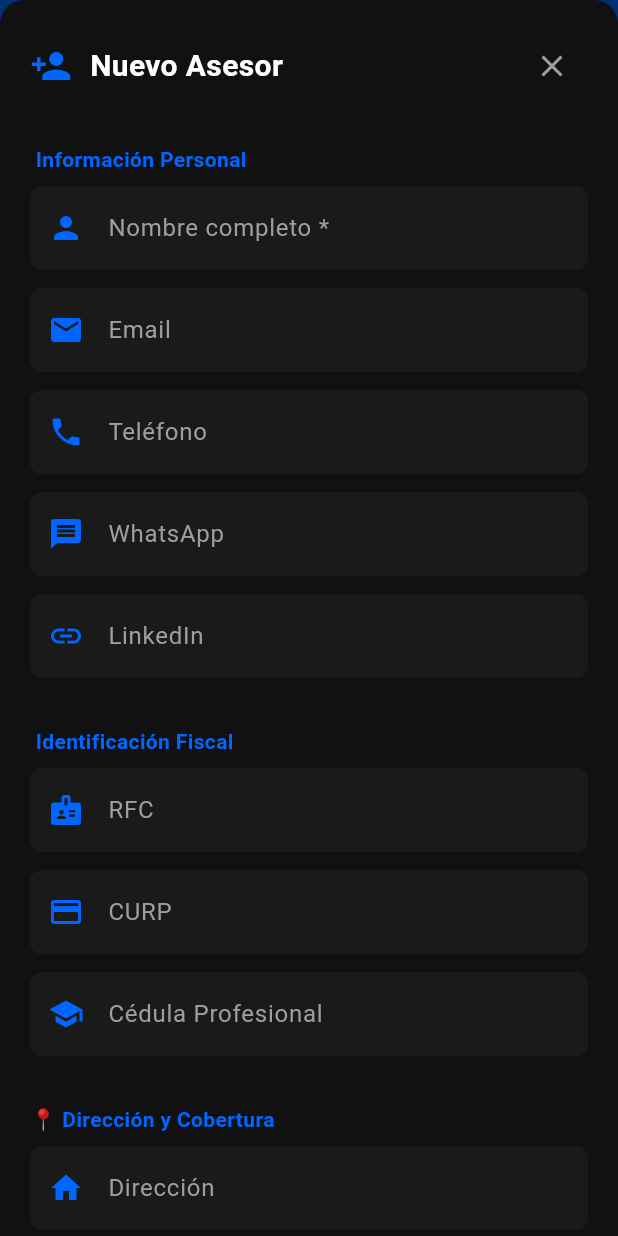
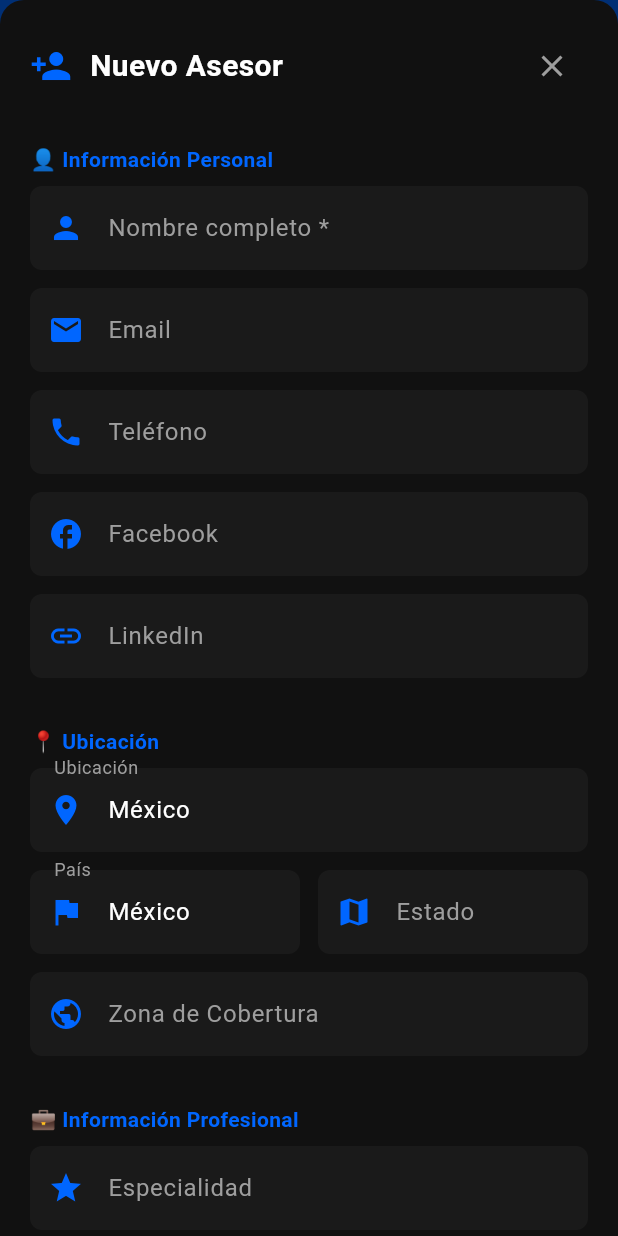
Before and after one commit to williansrealestate-ops/crm-inmobiliario, a Flutter app: the AsesoresScreen screen opened directly, after a tap on the "add" icon, on a phone screen of 412 x 824 dp. Run offline on Flutter 3.47's test engine with Material 3 defaults, Android fonts, the phone set to English and light mode, and no system bars; our stand-ins replace cloud_firestore, file_picker, firebase_core, fl_chart, flutter_map, google_maps_flutter and 7 more; missing offline and left inert: dart:html, dart:indexed_db; accounts and stored records are empty; statements that could not run were skipped.

Commit message:
build: regenerar build web con formulario de asesores actualizado

```diff
--- a/lib/screens/extras/asesores_screen.dart
+++ b/lib/screens/extras/asesores_screen.dart
@@ -92,15 +92,13 @@ class _AsesoresScreenState extends State<AsesoresScreen> {
     final nombreCtrl = TextEditingController(text: asesor?['nombre'] ?? '');
     final emailCtrl = TextEditingController(text: asesor?['email'] ?? '');
     final telefonoCtrl = TextEditingController(text: asesor?['telefono'] ?? '');
-    final rfcCtrl = TextEditingController(text: asesor?['rfc'] ?? '');
-    final curpCtrl = TextEditingController(text: asesor?['curp'] ?? '');
-    final direccionCtrl = TextEditingController(text: asesor?['direccion'] ?? '');
+    final facebookCtrl = TextEditingController(text: asesor?['facebook'] ?? '');
+    final linkedinCtrl = TextEditingController(text: asesor?['linkedin'] ?? '');
+    final paisCtrl = TextEditingController(text: asesor?['pais'] ?? 'México');
+    final estadoCtrl = TextEditingController(text: asesor?['estado'] ?? '');
     final zonaCoberturaCtrl = TextEditingController(text: asesor?['zona_cobertura'] ?? '');
     final especialidadCtrl = TextEditingController(text: asesor?['especialidad'] ?? '');
     final comisionCtrl = TextEditingController(text: asesor?['comision']?.toString() ?? '5');
-    final cedulaCtrl = TextEditingController(text: asesor?['cedula_profesional'] ?? '');
-    final linkedinCtrl = TextEditingController(text: asesor?['linkedin'] ?? '');
-    final whatsappCtrl = TextEditingController(text: asesor?['whatsapp'] ?? '');
     final fechaIngresoCtrl = TextEditingController(text: asesor?['fecha_ingreso'] ?? '');
     final notasCtrl = TextEditingController(text: asesor?['notas'] ?? '');
     bool activo = asesor?['activo'] ?? true;
@@ -128,31 +126,91 @@ class _AsesoresScreenState extends State<AsesoresScreen> {
                 const SizedBox(height: 20),
 
                 // Sección: Información Personal
-                _buildSeccion(' Información Personal'),
+                _buildSeccion('👤 Información Personal'),
                 _buildCampo('Nombre completo *', nombreCtrl, icon: Icons.person),
                 _buildCampo('Email', emailCtrl, icon: Icons.email, tipo: TextInputType.emailAddress),
                 _buildCampo('Teléfono', telefonoCtrl, icon: Icons.phone, tipo: TextInputType.phone),
-                _buildCampo('WhatsApp', whatsappCtrl, icon: Icons.message, tipo: TextInputType.phone),
+                _buildCampo('Facebook', facebookCtrl, icon: Icons.facebook),
                 _buildCampo('LinkedIn', linkedinCtrl, icon: Icons.link),
 
                 const SizedBox(height: 12),
-                _buildSeccion(' Identificación Fiscal'),
-                _buildCampo('RFC', rfcCtrl, icon: Icons.badge),
-                _buildCampo('CURP', curpCtrl, icon: Icons.credit_card),
-                _buildCampo('Cédula Profesional', cedulaCtrl, icon: Icons.school),
+                // Sección: Ubicación
+                _buildSeccion('📍 Ubicación'),
+                _buildCampo('Ubicación', paisCtrl, icon: Icons.location_on),
+                Row(children: [
+                  Expanded(child: _buildCampo('País', paisCtrl, icon: Icons.flag)),
+                  const SizedBox(width: 12),
+                  Expanded(child: _buildCampo('Estado', estadoCtrl, icon: Icons.map)),
+                ]),
+                _buildCampo('Zona de Cobertura', zonaCoberturaCtrl, icon: Icons.public),
 
                 const SizedBox(height: 12),
-                _buildSeccion('📍 Dirección y Cobertura'),
-                _buildCampo('Dirección', direccionCtrl, icon: Icons.home),
-                _buildCampo('Zona de Cobertura', zonaCoberturaCtrl, icon: Icons.map),
-
-                const SizedBox(height: 12),
+                // Sección: Información Profesional
                 _buildSeccion('💼 Información Profesional'),
                 _buildCampo('Especialidad', especialidadCtrl, icon: Icons.star),
                 _buildCampo('Comisión (%)', comisionCtrl, icon: Icons.percent, tipo: TextInputType.number),
-                _buildCampo('Fecha de Ingreso', fechaIngresoCtrl, icon: Icons.calendar_today),
+
+                // Campo de Fecha con calendario
+                Padding(
+                  padding: const EdgeInsets.only(bottom: 12),
+                  child: InkWell(
+                    onTap: () async {
+                      final fecha = await showDatePicker(
+                        context: ctx,
+                        initialDate: fechaIngresoCtrl.text.isNotEmpty ? DateTime.tryParse(fechaIngresoCtrl.text) ?? DateTime.now() : DateTime.now(),
+                        firstDate: DateTime(2000),
+                        lastDate: DateTime(2030),
+                        builder: (context, child) {
+                          return Theme(
+                            data: Theme.of(context).copyWith(
+                              colorScheme: const ColorScheme.dark(
+                                primary: Color(0xFF0066FF),
+                                onPrimary: Colors.white,
+                                onSurface: Colors.white,
+                              ),
+                              dialogBackgroundColor: const Color(0xFF1A1A1A),
+                            ),
+                            child: child!,
+                          );
+                        },
+                      );
+                      if (fecha != null) {
+                        setSheetState(() {
+                          fechaIngresoCtrl.text = '${fecha.year}-${fecha.month.toString().padLeft(2, '0')}-${fecha.day.toString().padLeft(2, '0')}';
+                        });
+                      }
+                    },
+                    child: Container(
+                      padding: const EdgeInsets.symmetric(horizontal: 12, vertical: 16),
+                      decoration: BoxDecoration(
+                        color: const Color(0xFF1A1A1A),
+                        borderRadius: BorderRadius.circular(8),
+                      ),
+                      child: Row(
+                        children: [
+                          const Icon(Icons.calendar_today, color: Color(0xFF0066FF), size: 20),
+                          const SizedBox(width: 12),
+                          Expanded(
+                            child: Column(
+                              crossAxisAlignment: CrossAxisAlignment.start,
+                              children: [
+                                const Text('Fecha de Ingreso', style: TextStyle(color: Colors.grey, fontSize: 12)),
+                                Text(
+                                  fechaIngresoCtrl.text.isNotEmpty ? fechaIngresoCtrl.text : 'Seleccionar fecha',
+                                  style: TextStyle(color: fechaIngresoCtrl.text.isNotEmpty ? Colors.white : Colors.grey, fontSize: 14),
+                                ),
+                              ],
+                            ),
+                          ),
+                          const Icon(Icons.arrow_drop_down, color: Colors.grey),
+                        ],
+                      ),
+                    ),
+                  ),
+                ),
 
                 const SizedBox(height: 12),
+                // Sección: Estado y Notas
                 _buildSeccion('📝 Estado y Notas'),
                 SwitchListTile(
                   contentPadding: EdgeInsets.zero,
@@ -169,7 +227,7 @@ class _AsesoresScreenState extends State<AsesoresScreen> {
                   width: double.infinity,
                   height: 50,
                   child: ElevatedButton.icon(
-                    onPressed: () => _guardarAsesor(ctx, nombreCtrl, emailCtrl, telefonoCtrl, rfcCtrl, curpCtrl, direccionCtrl, zonaCoberturaCtrl, especialidadCtrl, comisionCtrl, cedulaCtrl, linkedinCtrl, whatsappCtrl, fechaIngresoCtrl, notasCtrl, activo, docId),
+                    onPressed: () => _guardarAsesor(ctx, nombreCtrl, emailCtrl, telefonoCtrl, facebookCtrl, linkedinCtrl, paisCtrl, estadoCtrl, zonaCoberturaCtrl, especialidadCtrl, comisionCtrl, fechaIngresoCtrl, notasCtrl, activo, docId),
                     icon: const Icon(Icons.save, color: Colors.white),
                     label: Text(asesor == null ? 'Crear Asesor' : 'Guardar Cambios', style: const TextStyle(color: Colors.white, fontSize: 16, fontWeight: FontWeight.bold)),
                     style: ElevatedButton.styleFrom(backgroundColor: const Color(0xFF0066FF), shape: RoundedRectangleBorder(borderRadius: BorderRadius.circular(8))),
@@ -202,7 +260,7 @@ class _AsesoresScreenState extends State<AsesoresScreen> {
     return Padding(padding: const EdgeInsets.only(bottom: 12), child: TextField(controller: ctrl, maxLines: 4, style: const TextStyle(color: Colors.white), decoration: InputDecoration(labelText: label, labelStyle: const TextStyle(color: Colors.grey), prefixIcon: const Icon(Icons.notes, color: Color(0xFF0066FF)), filled: true, fillColor: const Color(0xFF1A1A1A), border: OutlineInputBorder(borderRadius: BorderRadius.circular(8), borderSide: BorderSide.none))));
   }
 
-  Future<void> _guardarAsesor(BuildContext ctx, TextEditingController nombre, TextEditingController email, TextEditingController telefono, TextEditingController rfc, TextEditingController curp, TextEditingController direccion, TextEditingController zonaCobertura, TextEditingController especialidad, TextEditingController comision, TextEditingController cedula, TextEditingController linkedin, TextEditingController whatsapp, TextEditingController fechaIngreso, TextEditingController notas, bool activo, String? docId) async {
+  Future<void> _guardarAsesor(BuildContext ctx, TextEditingController nombre, TextEditingController email, TextEditingController telefono, TextEditingController facebook, TextEditingController linkedin, TextEditingController pais, TextEditingController estado, TextEditingController zonaCobertura, TextEditingController especialidad, TextEditingController comision, TextEditingController fechaIngreso, TextEditingController notas, bool activo, String? docId) async {
     if (nombre.text.trim().isEmpty) {
       ScaffoldMessenger.of(context).showSnackBar(const SnackBar(content: Text('⚠️ El nombre es obligatorio'), backgroundColor: Colors.orange));
       return;
@@ -212,12 +270,10 @@ class _AsesoresScreenState extends State<AsesoresScreen> {
         'nombre': nombre.text.trim(),
         'email': email.text.trim(),
         'telefono': telefono.text.trim(),
-        'whatsapp': whatsapp.text.trim(),
+        'facebook': facebook.text.trim(),
         'linkedin': linkedin.text.trim(),
-        'rfc': rfc.text.trim(),
-        'curp': curp.text.trim(),
-        'cedula_profesional': cedula.text.trim(),
-        'direccion': direccion.text.trim(),
+        'pais': pais.text.trim(),
+        'estado': estado.text.trim(),
         'zona_cobertura': zonaCobertura.text.trim(),
         'especialidad': especialidad.text.trim(),
         'comision': double.tryParse(comision.text) ?? 5,
@@ -246,3 +302,4 @@ class _AsesoresScreenState extends State<AsesoresScreen> {
     }
   }
 }
+// Versión actualizada: 2026-10-25
```
Also changed, not shown: 3 other files.
